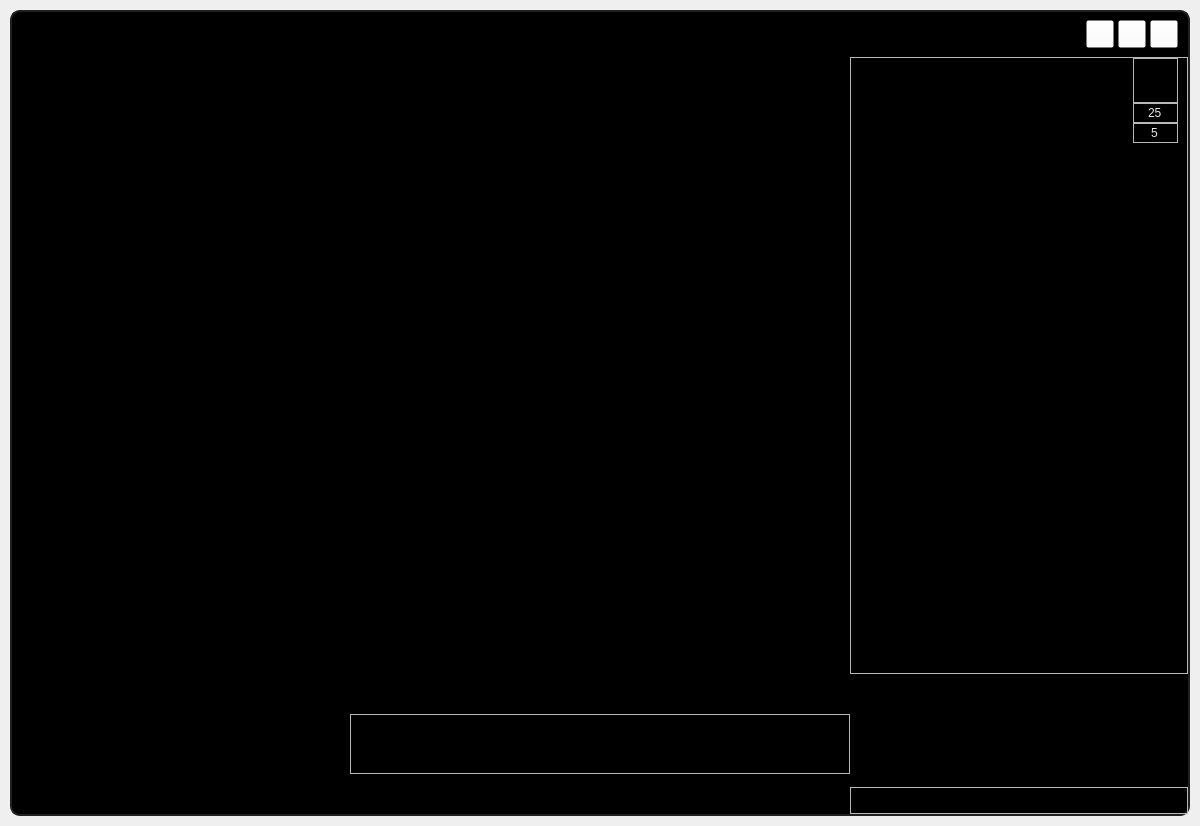
Above: main.ui from SurfonL/Crest before the change. Below: the same form after it.
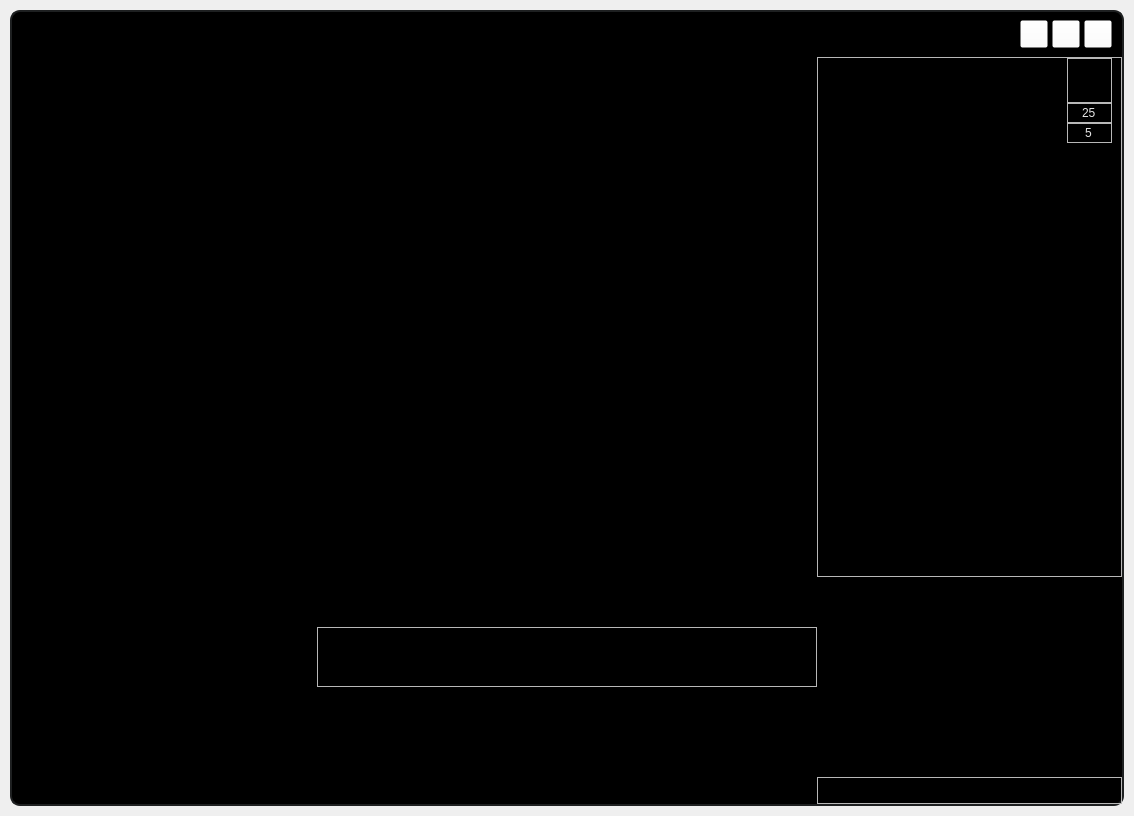
That is the form after the change. Icons and pictures are not drawn.

The edit to the form file:
```diff
--- a/main.ui
+++ b/main.ui
@@ -6,8 +6,8 @@
    <rect>
     <x>0</x>
     <y>0</y>
-    <width>1200</width>
-    <height>826</height>
+    <width>1134</width>
+    <height>816</height>
    </rect>
   </property>
   <property name="windowTitle">
@@ -336,6 +336,9 @@
           <property name="orientation">
            <enum>Qt::Vertical</enum>
           </property>
+          <property name="sizeType">
+           <enum>QSizePolicy::MinimumExpanding</enum>
+          </property>
           <property name="sizeHint" stdset="0">
            <size>
             <width>20</width>
@@ -870,19 +873,6 @@
           </layout>
          </widget>
         </item>
-        <item row="3" column="2" rowspan="3">
-         <spacer name="verticalSpacer_7">
-          <property name="orientation">
-           <enum>Qt::Vertical</enum>
-          </property>
-          <property name="sizeHint" stdset="0">
-           <size>
-            <width>20</width>
-            <height>40</height>
-           </size>
-          </property>
-         </spacer>
-        </item>
         <item row="3" column="1">
          <spacer name="verticalSpacer_6">
           <property name="orientation">
@@ -894,7 +884,7 @@
           <property name="sizeHint" stdset="0">
            <size>
             <width>20</width>
-            <height>40</height>
+            <height>50</height>
            </size>
           </property>
          </spacer>
@@ -1154,16 +1144,25 @@
           <property name="orientation">
            <enum>Qt::Vertical</enum>
           </property>
+          <property name="sizeType">
+           <enum>QSizePolicy::Expanding</enum>
+          </property>
           <property name="sizeHint" stdset="0">
            <size>
             <width>20</width>
-            <height>40</height>
+            <height>200</height>
            </size>
           </property>
          </spacer>
         </item>
         <item row="6" column="2">
          <widget class="QFrame" name="frame_5">
+          <property name="sizePolicy">
+           <sizepolicy hsizetype="Preferred" vsizetype="Fixed">
+            <horstretch>0</horstretch>
+            <verstretch>0</verstretch>
+           </sizepolicy>
+          </property>
           <property name="styleSheet">
            <string notr="true">background: None</string>
           </property>
```
